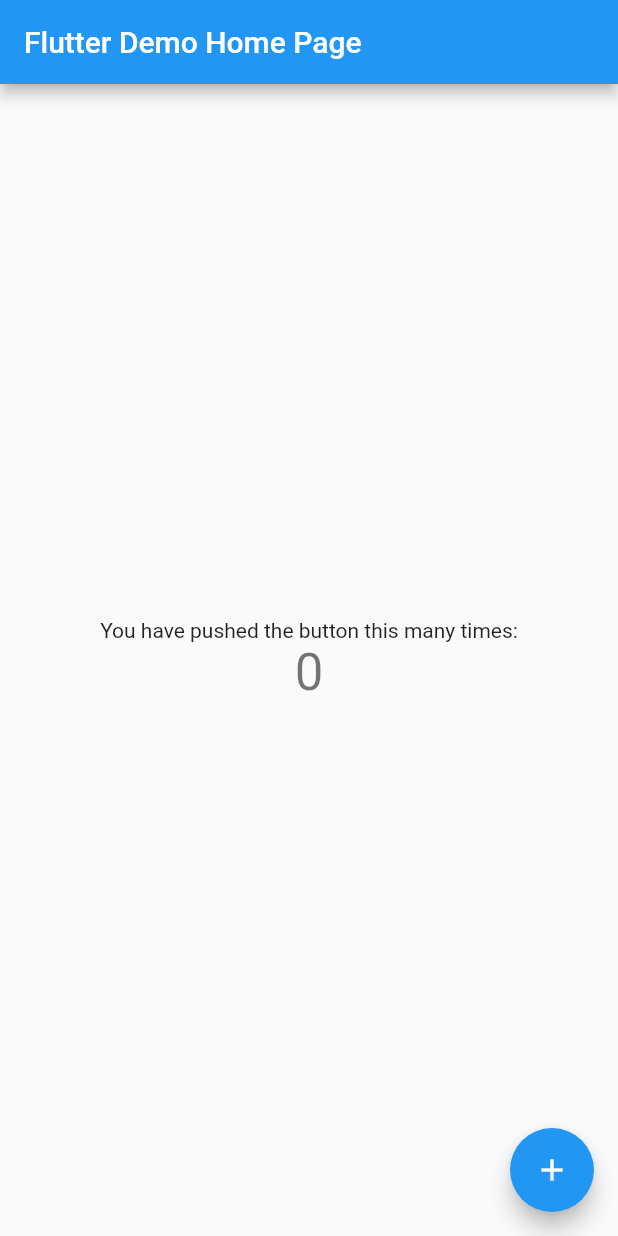
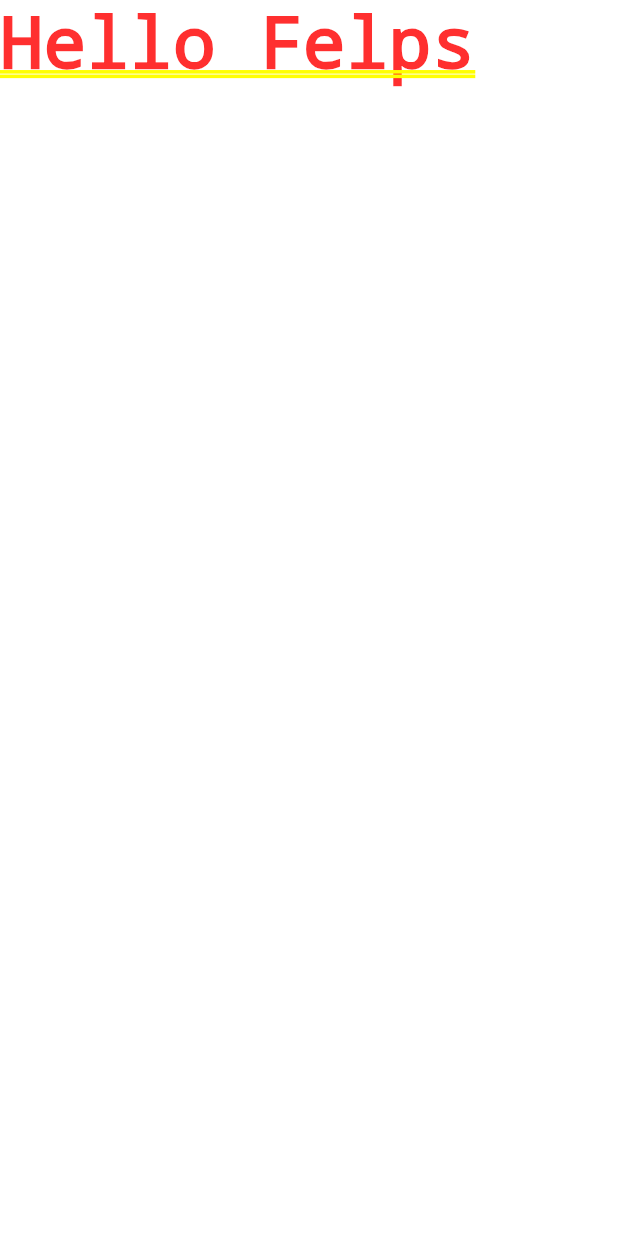
Before and after one commit to felixvicent/quiz_app, a Flutter app: the screen it shows after launch, on a phone screen of 412 x 824 dp. Run offline on Flutter 3.47's test engine with Material 2 defaults, Android fonts, the phone set to English and light mode, and no system bars.

Commit message:
Rewrite main.dart

```diff
--- a/lib/main.dart
+++ b/lib/main.dart
@@ -1,115 +1,16 @@
 import 'package:flutter/material.dart';
 
 void main() {
-  runApp(const MyApp());
+  runApp(const QuestionApp());
 }
 
-class MyApp extends StatelessWidget {
-  const MyApp({Key? key}) : super(key: key);
+class QuestionApp extends StatelessWidget {
+  const QuestionApp({Key? key}) : super(key: key);
 
-  // This widget is the root of your application.
   @override
   Widget build(BuildContext context) {
-    return MaterialApp(
-      title: 'Flutter Demo',
-      theme: ThemeData(
-        // This is the theme of your application.
-        //
-        // Try running your application with "flutter run". You'll see the
-        // application has a blue toolbar. Then, without quitting the app, try
-        // changing the primarySwatch below to Colors.green and then invoke
-        // "hot reload" (press "r" in the console where you ran "flutter run",
-        // or simply save your changes to "hot reload" in a Flutter IDE).
-        // Notice that the counter didn't reset back to zero; the application
-        // is not restarted.
-        primarySwatch: Colors.blue,
-      ),
-      home: const MyHomePage(title: 'Flutter Demo Home Page'),
+    return const MaterialApp(
+      home: Text('Hello Felps'),
     );
   }
 }
-
-class MyHomePage extends StatefulWidget {
-  const MyHomePage({Key? key, required this.title}) : super(key: key);
-
-  // This widget is the home page of your application. It is stateful, meaning
-  // that it has a State object (defined below) that contains fields that affect
-  // how it looks.
-
-  // This class is the configuration for the state. It holds the values (in this
-  // case the title) provided by the parent (in this case the App widget) and
-  // used by the build method of the State. Fields in a Widget subclass are
-  // always marked "final".
-
-  final String title;
-
-  @override
-  State<MyHomePage> createState() => _MyHomePageState();
-}
-
-class _MyHomePageState extends State<MyHomePage> {
-  int _counter = 0;
-
-  void _incrementCounter() {
-    setState(() {
-      // This call to setState tells the Flutter framework that something has
-      // changed in this State, which causes it to rerun the build method below
-      // so that the display can reflect the updated values. If we changed
-      // _counter without calling setState(), then the build method would not be
-      // called again, and so nothing would appear to happen.
-      _counter++;
-    });
-  }
-
-  @override
-  Widget build(BuildContext context) {
-    // This method is rerun every time setState is called, for instance as done
-    // by the _incrementCounter method above.
-    //
-    // The Flutter framework has been optimized to make rerunning build methods
-    // fast, so that you can just rebuild anything that needs updating rather
-    // than having to individually change instances of widgets.
-    return Scaffold(
-      appBar: AppBar(
-        // Here we take the value from the MyHomePage object that was created by
-        // the App.build method, and use it to set our appbar title.
-        title: Text(widget.title),
-      ),
-      body: Center(
-        // Center is a layout widget. It takes a single child and positions it
-        // in the middle of the parent.
-        child: Column(
-          // Column is also a layout widget. It takes a list of children and
-          // arranges them vertically. By default, it sizes itself to fit its
-          // children horizontally, and tries to be as tall as its parent.
-          //
-          // Invoke "debug painting" (press "p" in the console, choose the
-          // "Toggle Debug Paint" action from the Flutter Inspector in Android
-          // Studio, or the "Toggle Debug Paint" command in Visual Studio Code)
-          // to see the wireframe for each widget.
-          //
-          // Column has various properties to control how it sizes itself and
-          // how it positions its children. Here we use mainAxisAlignment to
-          // center the children vertically; the main axis here is the vertical
-          // axis because Columns are vertical (the cross axis would be
-          // horizontal).
-          mainAxisAlignment: MainAxisAlignment.center,
-          children: <Widget>[
-            const Text(
-              'You have pushed the button this many times:',
-            ),
-            Text(
-              '$_counter',
-              style: Theme.of(context).textTheme.headline4,
-            ),
-          ],
-        ),
-      ),
-      floatingActionButton: FloatingActionButton(
-        onPressed: _incrementCounter,
-        tooltip: 'Increment',
-        child: const Icon(Icons.add),
-      ), // This trailing comma makes auto-formatting nicer for build methods.
-    );
-  }
-}
```
Also changed, not shown: 1 other file.
